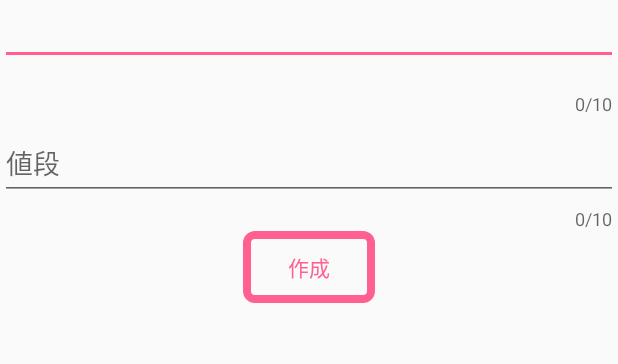
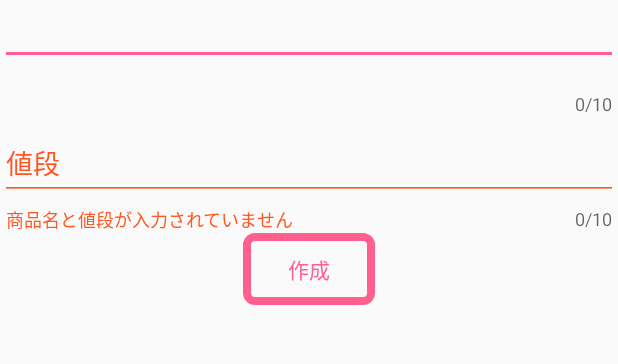
Before and after one commit to rayas316/value, an Android app: the Create screen opened directly, with no data from a screen before it, after a tap on "作成", on a phone screen of 412 x 824 dp, the part 103-467 px from its top. Run offline under Robolectric (Android 15) with nearby library versions, the phone set to English and light mode, and no system bars; libraries missing offline, so code that uses them is left out: io.realm; 1 statement that could not run was skipped.

Commit message:
seterror追加

```diff
--- a/app/src/main/java/com/example/raysakakibara/memocamp/Create.java
+++ b/app/src/main/java/com/example/raysakakibara/memocamp/Create.java
@@ -2,6 +2,7 @@ package com.example.raysakakibara.memocamp;
 
 import android.os.Bundle;
 import android.support.design.widget.TextInputEditText;
+import android.support.design.widget.TextInputLayout;
 import android.support.v7.app.AppCompatActivity;
 import android.text.TextUtils;
 import android.view.View;
@@ -18,6 +19,8 @@ public class Create extends AppCompatActivity {
     public Realm realm;
     TextInputEditText titleEditText;
     TextInputEditText contentEditText;
+    TextInputLayout titleEditTextTextInputLayout;
+    TextInputLayout contentEditTextTextInputLayout;
 
 
     protected void onCreate(Bundle savedInstanceState) {
@@ -44,22 +47,30 @@ public class Create extends AppCompatActivity {
     }
 
     public void create(View view) {
-
+        titleEditTextTextInputLayout=findViewById(R.id.titleEditTextTextInputLayout);
+        contentEditTextTextInputLayout=findViewById(R.id.contentEditTextTextInputLayout);
         String title = titleEditText.getText().toString();
         Date date = new Date();
         SimpleDateFormat sdf = new SimpleDateFormat("yyyy年MM月dd日 HH時mm分", Locale.JAPANESE);
         String updateDate = sdf.format(date);
         String content = contentEditText.getText().toString();
         if (title.matches("") && content.matches("")) {
-            Toast.makeText(this, "商品名と値段が入力されていません", Toast.LENGTH_SHORT).show();
+
+            contentEditTextTextInputLayout.setError("商品名と値段が入力されていません");
             return;
         }
         else if (title.matches("")) {
-            Toast.makeText(this, "商品名が入力されていません。", Toast.LENGTH_SHORT).show();
+            titleEditTextTextInputLayout.setError("商品名が入力されていません");
             return;
         }
         else if (content.matches("")) {
-            Toast.makeText(this, "値段が入力されていません。", Toast.LENGTH_SHORT).show();
+            contentEditTextTextInputLayout.setError("値段が入力されていません");
+            return;
+        }else if (title.length()>10){
+            titleEditTextTextInputLayout.setError("入力できるのは10文字までです");
+            return;
+        }else if (content.length()>10){
+            contentEditTextTextInputLayout.setError("入力できるのは10桁までです");
             return;
         }
 
--- a/app/src/main/java/com/example/raysakakibara/memocamp/DetailActivity.java
+++ b/app/src/main/java/com/example/raysakakibara/memocamp/DetailActivity.java
@@ -41,6 +41,7 @@ public class DetailActivity extends AppCompatActivity {
     public void update(View view) {
         final Memo memo = realm.where(Memo.class).equalTo("updateDate", getIntent().getStringExtra("updateDate")).findFirst();
 
+
         realm.executeTransaction(new Realm.Transaction() {
             @Override
             public void execute(Realm realm) {
```
